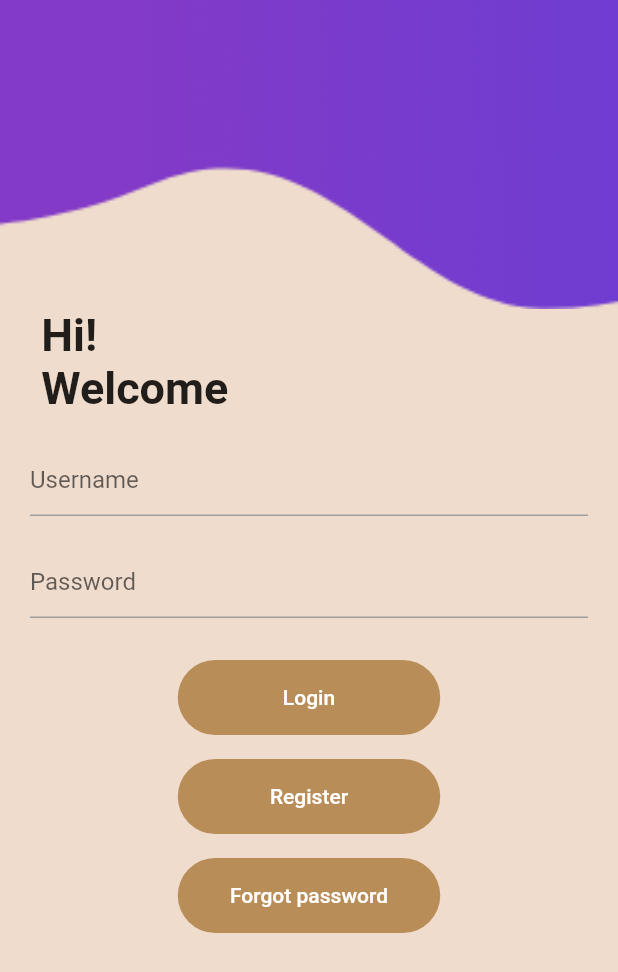
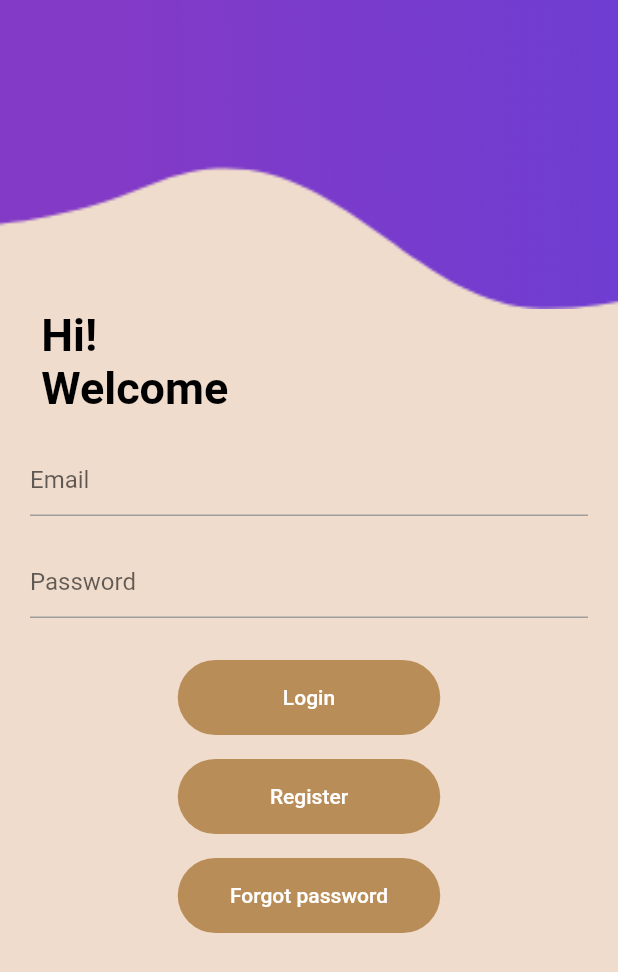
Before and after one commit to 404ibra/CoffeeShop, a Flutter app: the screen it shows after launch, on a phone screen of 412 x 824 dp. Shown: the top 972 px of the screen. Run offline on Flutter 3.47's test engine with Material 2 defaults, Android fonts, the phone set to English and light mode, and no system bars; our stand-ins replace firebase_core; accounts and stored records are empty.

Commit message:
Coffee Shop
Update 20:43

```diff
--- /dev/null
+++ b/loginpage/page/lib/pages/auth/login_page.dart
@@ -0,0 +1,120 @@
+import 'package:flutter/material.dart';
+import 'package:flutter/src/widgets/container.dart';
+import 'package:flutter/src/widgets/framework.dart';
+import 'package:page/utils/customColors.dart';
+import 'package:page/utils/customTextStyle.dart';
+
+class LoginPage extends StatefulWidget {
+  const LoginPage({super.key});
+
+  @override
+  State<LoginPage> createState() => _LoginPageState();
+}
+
+class _LoginPageState extends State<LoginPage> {
+  @override
+  Widget build(BuildContext context) {
+    var height = MediaQuery.of(context).size.height;
+    return Scaffold(
+      backgroundColor: CustomColors.backgroundColor,
+      //Normally  when we pressed textfield it gives an error because other texfields are closed but we added we can prevent this erro  r
+      //  with SingleChildScrollView()...
+      body: SingleChildScrollView(
+        child: Center(
+          child: Column(
+            crossAxisAlignment: CrossAxisAlignment.start,
+            children: [
+              Container(
+                height: height * 0.25,
+                decoration: BoxDecoration(
+                    image: DecorationImage(
+                        image: AssetImage('assets/image/topImage.png'),
+                        fit: BoxFit.cover)),
+              ),
+              Container(
+                  child: Padding(
+                padding: const EdgeInsets.symmetric(horizontal: 20),
+                child: Column(
+                  crossAxisAlignment: CrossAxisAlignment.start,
+                  children: [
+                    titleText(),
+                    customSizedBox(),
+                    usernameTextField(),
+                    customSizedBox(),
+                    passwordTextField(),
+                    customSizedBox(),
+                    customButton("Login"),
+                    customButton("Register"),
+                    customButton("Forgot password"),
+                  ],
+                ),
+              ))
+            ],
+          ),
+        ),
+      ),
+    );
+  }
+
+
+//username and password textfields...
+
+  TextField passwordTextField() {
+    return TextField(
+      decoration: customInputDecoration("Password"),
+    );
+  }
+
+  TextField usernameTextField() {
+    return TextField(
+      decoration:
+
+      customInputDecoration("Email"),
+    );
+  }
+
+// hi welcome text field...
+  Text titleText() {
+    return Text(
+      ' Hi! \n Welcome',
+      style: CustomTextStyle.titleTextStlye,
+    );
+  }
+
+//custom button for signin signup and forgot ur password
+  Center customButton(String textButton) {
+    return Center(
+      child: TextButton(
+        onPressed: () {},
+        child: Container(
+          height: 50,
+          width: 175,
+          decoration: BoxDecoration(
+              borderRadius: BorderRadius.circular(50),
+              color: Color(0xfffb98d58)),
+          child: Center(
+            child: Text(
+              textButton,
+              style: TextStyle(color: Colors.white),
+            ),
+          ),
+        ),
+      ),
+    );
+  }
+
+//Login Page standart SizedBox height is 20...
+  Widget customSizedBox() => SizedBox(
+        height: 20,
+      );
+
+// For TextField Decoration...
+  InputDecoration customInputDecoration(String hintText) {
+    return InputDecoration(
+        hintText: hintText,
+        enabledBorder: UnderlineInputBorder(
+          borderSide: BorderSide(color: Colors.grey),
+        ),
+    );
+  }
+}
--- /dev/null
+++ b/loginpage/page/lib/utils/customColors.dart
@@ -0,0 +1,7 @@
+import 'package:flutter/animation.dart';
+
+class CustomColors {
+  static const undirlineEnabledBorder = Color(0xfffb98d58);
+  static const customButtonColor = Color(0xfffb98d58);
+  static const backgroundColor = Color(0XfffEFDCCC);
+}
--- /dev/null
+++ b/loginpage/page/lib/utils/customTextStyle.dart
@@ -0,0 +1,7 @@
+import 'package:flutter/cupertino.dart';
+import 'package:flutter/material.dart';
+
+class CustomTextStyle{
+  static const titleTextStlye =
+    TextStyle(fontSize: 30, color: Colors.black, fontWeight: FontWeight.bold);
+}
--- a/loginpage/page/pubspec.yaml
+++ b/loginpage/page/pubspec.yaml
@@ -36,6 +36,7 @@ dependencies:
   # The following adds the Cupertino Icons font to your application.
   # Use with the CupertinoIcons class for iOS style icons.
   cupertino_icons: ^1.0.2
+  firebase_core: ^2.3.0
 
 dev_dependencies:
   flutter_test:
```
Also changed, not shown: loginpage/page/lib/main.dart (+11 -5 lines), loginpage/page/lib/pages/auth/sign_up.dart (added, +119 -0 lines), loginpage/page/lib/firebase_options.dart (added), 6 other files.
